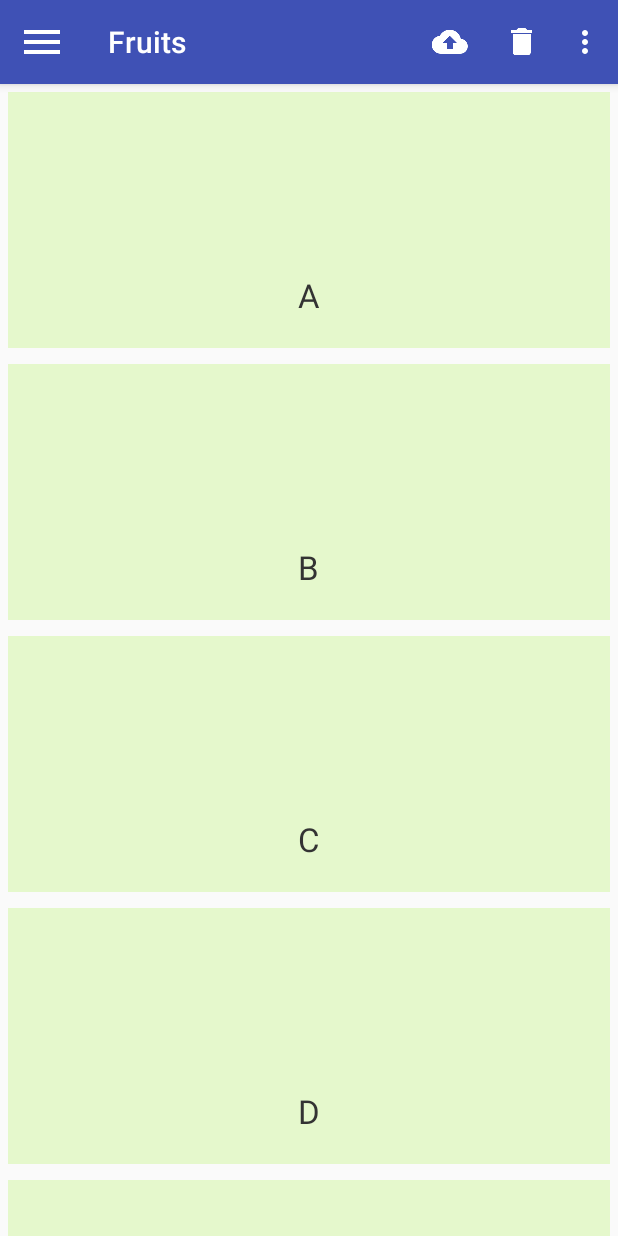
After one commit to xuchengpu/CustomControl, an Android app: the SlidingActivity screen opened directly, with no data from a screen before it, on a phone screen of 412 x 824 dp. The commit adds this screen. Run offline under Robolectric (Android 15) with nearby library versions, the light colour scheme and no system bars.

Commit message:
RecycleView的item的侧滑删除、拖拽

```diff
--- a/app/src/main/AndroidManifest.xml
+++ b/app/src/main/AndroidManifest.xml
@@ -37,6 +37,9 @@
             android:name=".activitys.RefreshActivity"
             android:label="Fruits"
             android:theme="@style/Theme.AppCompat.Light.NoActionBar" />
+        <activity android:name=".activitys.SlidingActivity"
+            android:label="Fruits"
+            android:theme="@style/Theme.AppCompat.Light.NoActionBar"/>
     </application>
 
 </manifest>
--- /dev/null
+++ b/app/src/main/java/com/xuchengpu/customcontrol/activitys/SlidingActivity.java
@@ -0,0 +1,193 @@
+package com.xuchengpu.customcontrol.activitys;
+
+import android.graphics.Color;
+import android.os.Bundle;
+import android.support.v7.app.ActionBar;
+import android.support.v7.app.AppCompatActivity;
+import android.support.v7.widget.DefaultItemAnimator;
+import android.support.v7.widget.GridLayoutManager;
+import android.support.v7.widget.LinearLayoutManager;
+import android.support.v7.widget.RecyclerView;
+import android.support.v7.widget.Toolbar;
+import android.support.v7.widget.helper.ItemTouchHelper;
+import android.view.Menu;
+import android.view.MenuItem;
+import android.widget.Toast;
+
+import com.xuchengpu.customcontrol.R;
+import com.xuchengpu.customcontrol.adapter.BaseAdapter;
+import com.xuchengpu.customcontrol.adapter.LettersAdapter;
+import com.xuchengpu.customcontrol.wiget.recycleview.WrapRecycleview;
+
+import java.util.ArrayList;
+import java.util.Collections;
+import java.util.List;
+
+public class SlidingActivity extends AppCompatActivity {
+    private Toolbar toolbar;
+    private WrapRecycleview recyclerView;
+    private List datas = new ArrayList();
+    private LettersAdapter adapter;
+
+    @Override
+    protected void onCreate(Bundle savedInstanceState) {
+        super.onCreate(savedInstanceState);
+        setContentView(R.layout.activity_sliding);
+        toolbar = (Toolbar) findViewById(R.id.toolbar);
+        recyclerView = (WrapRecycleview) findViewById(R.id.recycleview);
+        setSupportActionBar(toolbar);
+        ActionBar actionBar = getSupportActionBar();
+        if (actionBar != null) {
+            actionBar.setDisplayHomeAsUpEnabled(true);
+            actionBar.setHomeAsUpIndicator(R.drawable.ic_menu);
+        }
+
+        //设置中间recycleview的内容
+        initDatas();
+//        GridLayoutManager manager = new GridLayoutManager(this, 4);
+//        recyclerView.setLayoutManager(manager);
+        recyclerView.setLayoutManager(new LinearLayoutManager(this));
+        adapter = new LettersAdapter(this, datas, R.layout.item_fruit2);
+        recyclerView.setAdapter(adapter);
+
+        adapter.setOnItemClickListener(new BaseAdapter.ItemClickListener() {
+            @Override
+            public void onClick(int positon) {
+                Toast.makeText(SlidingActivity.this, "单击了" + positon, Toast.LENGTH_SHORT).show();
+            }
+        });
+        adapter.setOnItemLongClickListener(new BaseAdapter.ItemLongClickListener() {
+            @Override
+            public boolean onClick(int positon) {
+                Toast.makeText(SlidingActivity.this, "长按了"+positon, Toast.LENGTH_SHORT).show();
+                return true;
+            }
+        });
+        recyclerView.setItemAnimator(new DefaultItemAnimator());
+        ItemTouchHelper itemTouchHelper = new ItemTouchHelper(new ItemTouchHelper.Callback() {
+            @Override
+            public int getMovementFlags(RecyclerView recyclerView, RecyclerView.ViewHolder viewHolder) {
+                // dragFlags  The directions in which the item can be dragged.
+                //swipeFlags The directions in which the item can be swiped.
+                int dragFlags = ItemTouchHelper.UP|ItemTouchHelper.DOWN;
+                int swipFlags = ItemTouchHelper.LEFT | ItemTouchHelper.RIGHT;
+                if(recyclerView.getLayoutManager() instanceof GridLayoutManager) {
+                    dragFlags = ItemTouchHelper.UP|ItemTouchHelper.DOWN|ItemTouchHelper.LEFT|ItemTouchHelper.RIGHT;
+
+                }
+                return makeMovementFlags(dragFlags, swipFlags);
+            }
+
+            /**
+             * 拖动的时候不断回调的方法
+             * @param recyclerView
+             * @param viewHolder
+             * @param target
+             * @return
+             */
+            @Override
+            public boolean onMove(RecyclerView recyclerView, RecyclerView.ViewHolder viewHolder, RecyclerView.ViewHolder target) {
+                // 获取原来的位置
+                int fromPosition = viewHolder.getAdapterPosition();
+                // 得到目标的位置
+                int targetPosition = target.getAdapterPosition();
+                if (targetPosition > fromPosition) {
+                    for (int i = fromPosition; i < targetPosition; i++) {
+                        Collections.swap(datas, i, i + 1);// 改变实际的数据集
+                    }
+                } else {
+                    for (int i = fromPosition; i > targetPosition; i--) {
+                        Collections.swap(datas, i, i - 1);// 改变实际的数据集
+                    }
+                }
+                adapter.notifyItemMoved(fromPosition, targetPosition);
+                return true;
+            }
+
+            /**
+             * 侧滑删除后会回调的方法
+             * @param viewHolder
+             * @param direction
+             */
+            @Override
+            public void onSwiped(RecyclerView.ViewHolder viewHolder, int direction) {
+                // 获取当前删除的位置
+                int position = viewHolder.getAdapterPosition();
+//                adapter.notifyDataSetChanged();
+                adapter.notifyItemRemoved(position);
+                datas.remove(position);
+            }
+
+            /**
+             * 拖动选择的时候状态回调
+             * @param viewHolder
+             * @param actionState
+             */
+            @Override
+            public void onSelectedChanged(RecyclerView.ViewHolder viewHolder, int actionState) {
+                super.onSelectedChanged(viewHolder, actionState);
+                if(actionState!=ItemTouchHelper.ACTION_STATE_IDLE) {//否则空指针异常
+                    viewHolder.itemView.setBackgroundColor(Color.parseColor("#FF4081"));
+                }
+            }
+
+            /**
+             * 回到正常状态的时候回调
+             * @param recyclerView
+             * @param viewHolder
+             */
+            @Override
+            public void clearView(RecyclerView recyclerView, RecyclerView.ViewHolder viewHolder) {
+                super.clearView(recyclerView, viewHolder);
+                viewHolder.itemView.setBackgroundColor(Color.parseColor("#3390f118"));
+//                ViewCompat.setTranslationX(viewHolder.itemView,0);
+            }
+        });
+        itemTouchHelper.attachToRecyclerView(recyclerView);
+
+    }
+
+    private void initDatas() {
+        char l = 'A';
+        for (int i = 0; i < 26; i++) {
+            datas.add(String.valueOf(l));
+            l++;
+        }
+    }
+
+
+
+    /**
+     * 创建menu的布局
+     *
+     * @param menu
+     * @return
+     */
+    @Override
+    public boolean onCreateOptionsMenu(Menu menu) {
+        getMenuInflater().inflate(R.menu.toolbar, menu);
+        return true;
+    }
+
+
+    /**
+     * 点击menu的回调
+     *
+     * @param item
+     * @return
+     */
+    @Override
+    public boolean onOptionsItemSelected(MenuItem item) {
+        switch (item.getItemId()) {
+            case android.R.id.home:
+                break;
+            case R.id.backup:
+                break;
+            case R.id.delete:
+                break;
+            case R.id.setting:
+                break;
+        }
+        return true;
+    }
+}
--- a/app/src/main/java/com/xuchengpu/customcontrol/adapter/BaseAdapter.java
+++ b/app/src/main/java/com/xuchengpu/customcontrol/adapter/BaseAdapter.java
@@ -16,7 +16,7 @@ import java.util.List;
  * 热爱生活每一天！
  * recycleview的万能适配器
  *
- * @param <T>
+ * @param <T> 传入的数据类型
  */
 
 public abstract class BaseAdapter<T> extends RecyclerView.Adapter<BaseAdapter.ViewHolder> {
--- /dev/null
+++ b/app/src/main/java/com/xuchengpu/customcontrol/adapter/LettersAdapter.java
@@ -0,0 +1,24 @@
+package com.xuchengpu.customcontrol.adapter;
+
+import android.content.Context;
+
+import com.xuchengpu.customcontrol.R;
+
+import java.util.List;
+
+/**
+ * Created by 许成谱 on 2018/4/23 13:44.
+ * qq:1550540124
+ * 热爱生活每一天！
+ */
+
+public class LettersAdapter extends BaseAdapter<String>{
+    public LettersAdapter(Context context, List<String> datas, int layoutId) {
+        super(context, datas, layoutId);
+    }
+
+    @Override
+    public void convert(ViewHolder holder, String itemData, int position) {
+        holder.setText(R.id.tv_desc,itemData);
+    }
+}
--- a/app/src/main/java/com/xuchengpu/customcontrol/wiget/recycleview/LoadingRecycleView.java
+++ b/app/src/main/java/com/xuchengpu/customcontrol/wiget/recycleview/LoadingRecycleView.java
@@ -6,6 +6,7 @@ import android.support.annotation.Nullable;
 import android.support.v4.view.ViewCompat;
 import android.util.AttributeSet;
 import android.util.Log;
+import android.util.TypedValue;
 import android.view.LayoutInflater;
 import android.view.MotionEvent;
 import android.view.View;
@@ -159,6 +160,10 @@ public class LoadingRecycleView extends RefreshRecycleView {
         return super.dispatchTouchEvent(ev);
     }
 
+    private float dp2px(int i) {
+        return TypedValue.applyDimension(TypedValue.COMPLEX_UNIT_DIP,i,getResources().getDisplayMetrics());
+    }
+
     /**
      * 回弹至指定状态，带动画效果
      * @param start
--- a/app/src/main/java/com/xuchengpu/customcontrol/wiget/recycleview/WrapRecycleview.java
+++ b/app/src/main/java/com/xuchengpu/customcontrol/wiget/recycleview/WrapRecycleview.java
@@ -60,7 +60,7 @@ public class WrapRecycleview extends RecyclerView {
             @Override
             public void onItemRangeMoved(int fromPosition, int toPosition, int itemCount) {
                 super.onItemRangeMoved(fromPosition, toPosition, itemCount);
-                mAdapter.notifyItemRangeRemoved(mAdapter.getHeadViewCount()+fromPosition,toPosition);
+                mAdapter.notifyItemMoved(mAdapter.getHeadViewCount()+fromPosition,mAdapter.getHeadViewCount()+toPosition);
             }
         };
     }
--- /dev/null
+++ b/app/src/main/res/layout/activity_sliding.xml
@@ -0,0 +1,32 @@
+<?xml version="1.0" encoding="utf-8"?>
+<android.support.design.widget.CoordinatorLayout xmlns:android="http://schemas.android.com/apk/res/android"
+    xmlns:app="http://schemas.android.com/apk/res-auto"
+    xmlns:tools="http://schemas.android.com/tools"
+    android:id="@+id/drawer_layout"
+    android:layout_width="match_parent"
+    android:layout_height="match_parent"
+    tools:context=".activitys.SlidingActivity">
+
+
+    <android.support.design.widget.AppBarLayout
+        android:layout_width="match_parent"
+        android:layout_height="wrap_content">
+
+        <android.support.v7.widget.Toolbar
+            android:id="@+id/toolbar"
+            android:layout_width="match_parent"
+            android:layout_height="?attr/actionBarSize"
+            android:background="@color/colorPrimary"
+            app:layout_scrollFlags="scroll|enterAlways|snap"
+            app:popupTheme="@style/ThemeOverlay.AppCompat.Light"
+            app:theme="@style/ThemeOverlay.AppCompat.Dark.ActionBar" />
+    </android.support.design.widget.AppBarLayout>
+
+    <com.xuchengpu.customcontrol.wiget.recycleview.WrapRecycleview
+        android:id="@+id/recycleview"
+        android:layout_width="match_parent"
+        android:layout_height="match_parent"
+        app:layout_behavior="@string/appbar_scrolling_view_behavior" />
+
+
+</android.support.design.widget.CoordinatorLayout>
--- a/app/src/main/res/layout/item_fruit2.xml
+++ b/app/src/main/res/layout/item_fruit2.xml
@@ -1,32 +1,27 @@
 <?xml version="1.0" encoding="utf-8"?>
-<android.support.v7.widget.CardView xmlns:android="http://schemas.android.com/apk/res/android"
+<LinearLayout xmlns:android="http://schemas.android.com/apk/res/android"
     xmlns:app="http://schemas.android.com/apk/res-auto"
     android:layout_width="match_parent"
     android:layout_height="wrap_content"
     android:layout_margin="5dp"
-    >
-
-    <LinearLayout
-        android:background="@color/colorAccent"
-        android:layout_width="match_parent"
-        android:layout_height="match_parent"
     android:gravity="center"
+    android:background="#3390f118"
     android:orientation="vertical">
 
     <ImageView
-
         android:id="@+id/iv_fruit"
         android:layout_width="wrap_content"
         android:layout_height="100dp"
-            android:scaleType="centerCrop" />
+        android:scaleType="centerCrop"
+        android:visibility="visible" />
 
     <TextView
         android:id="@+id/tv_desc"
         android:layout_width="wrap_content"
-            android:layout_height="wrap_content"
+        android:layout_height="60dp"
         android:layout_margin="5dp"
         android:gravity="center"
         android:textColor="@color/light_black"
-            android:textSize="16sp" />
+        android:textSize="22sp" />
+
 </LinearLayout>
-</android.support.v7.widget.CardView>
```
Also changed, not shown: app/src/main/java/com/xuchengpu/customcontrol/activitys/MainActivity.java (+6 -1 lines), app/src/main/java/com/xuchengpu/customcontrol/activitys/RefreshActivity.java (+11 -5 lines), app/src/main/java/com/xuchengpu/customcontrol/wiget/recycleview/RefreshRecycleView.java (+11 -1 lines), app/src/main/res/layout/activity_main.xml (+9 -0 lines). Lines whose indentation alone changed are shown as unchanged.
